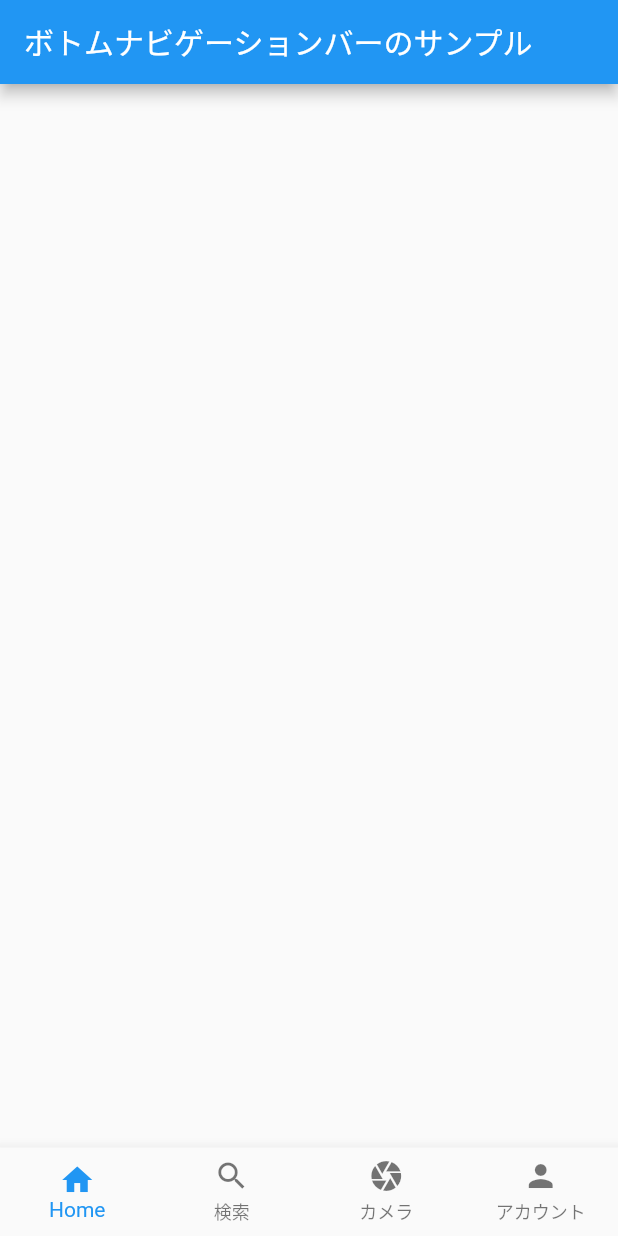
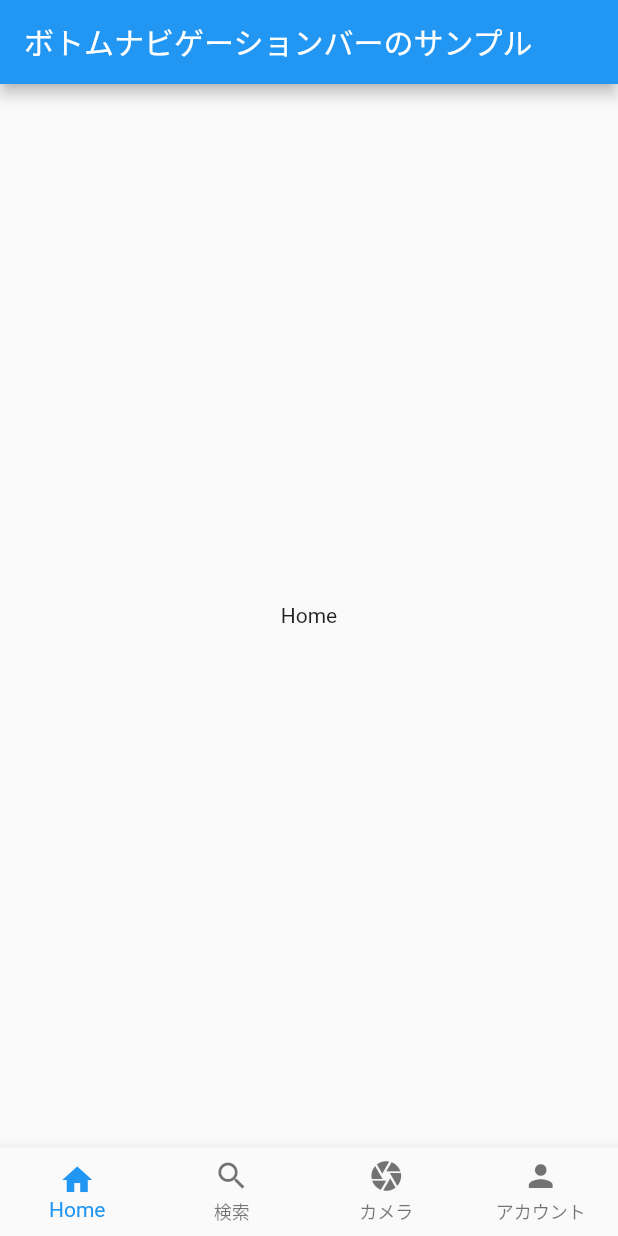
Before and after one commit to Channelsu/bottom_navigation_bar, a Flutter app: the screen it shows after launch, on a phone screen of 412 x 824 dp. Run offline on Flutter 3.47's test engine with Material 2 defaults, Android fonts, the phone set to English and light mode, and no system bars.

Commit message:
タブ切り替え時、画面が切り替わるよう実装

```diff
--- a/lib/main.dart
+++ b/lib/main.dart
@@ -23,17 +23,29 @@ class Home extends StatefulWidget {
 }
 
 class _HomeState extends State<Home> {
+
   int _currentIndex = 0;
+
+  final tabs = [
+    Center(child: Text('Home'),),
+    Center(child: Text('検索'),),
+    Center(child: Text('カメラ'),),
+    Center(child: Text('アカウント'),),
+  ];
+
   @override
   Widget build(BuildContext context) {
     return Scaffold(
       appBar: AppBar(
         title: Text('ボトムナビゲーションバーのサンプル'),
       ),
-      body: Container(),
+      body: tabs[_currentIndex],
       bottomNavigationBar: BottomNavigationBar(
         currentIndex: _currentIndex,
         type: BottomNavigationBarType.fixed,
+        // iconSize: 30,
+        // selectedFontSize: 40,
+        // unselectedFontSize: 10,
         items: [
           BottomNavigationBarItem(
             icon: Icon(Icons.home),
```
